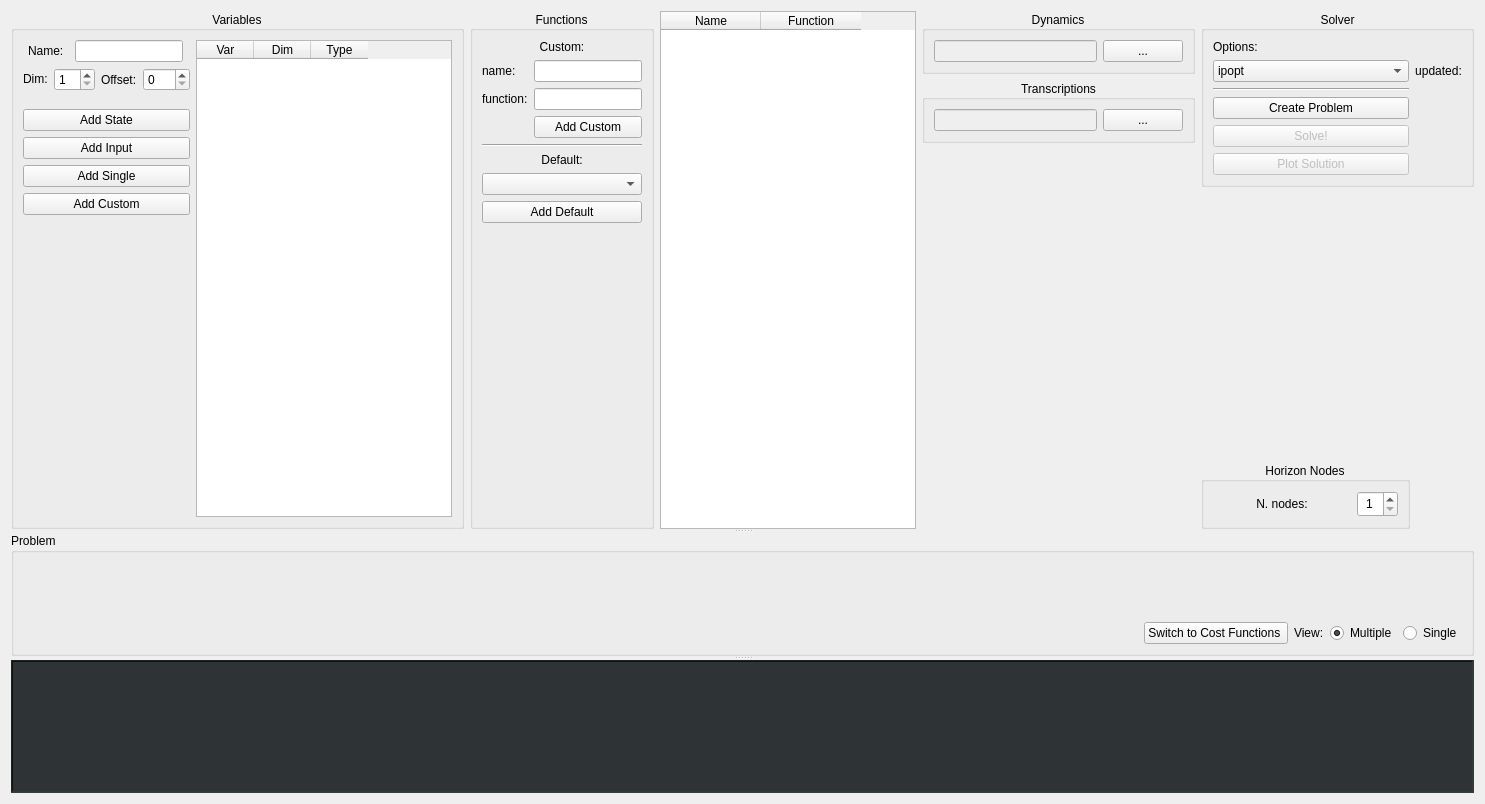
Qt form horizon_gui/ui/widget1.ui (FrancescoRuscelli/horizon) before a commit.
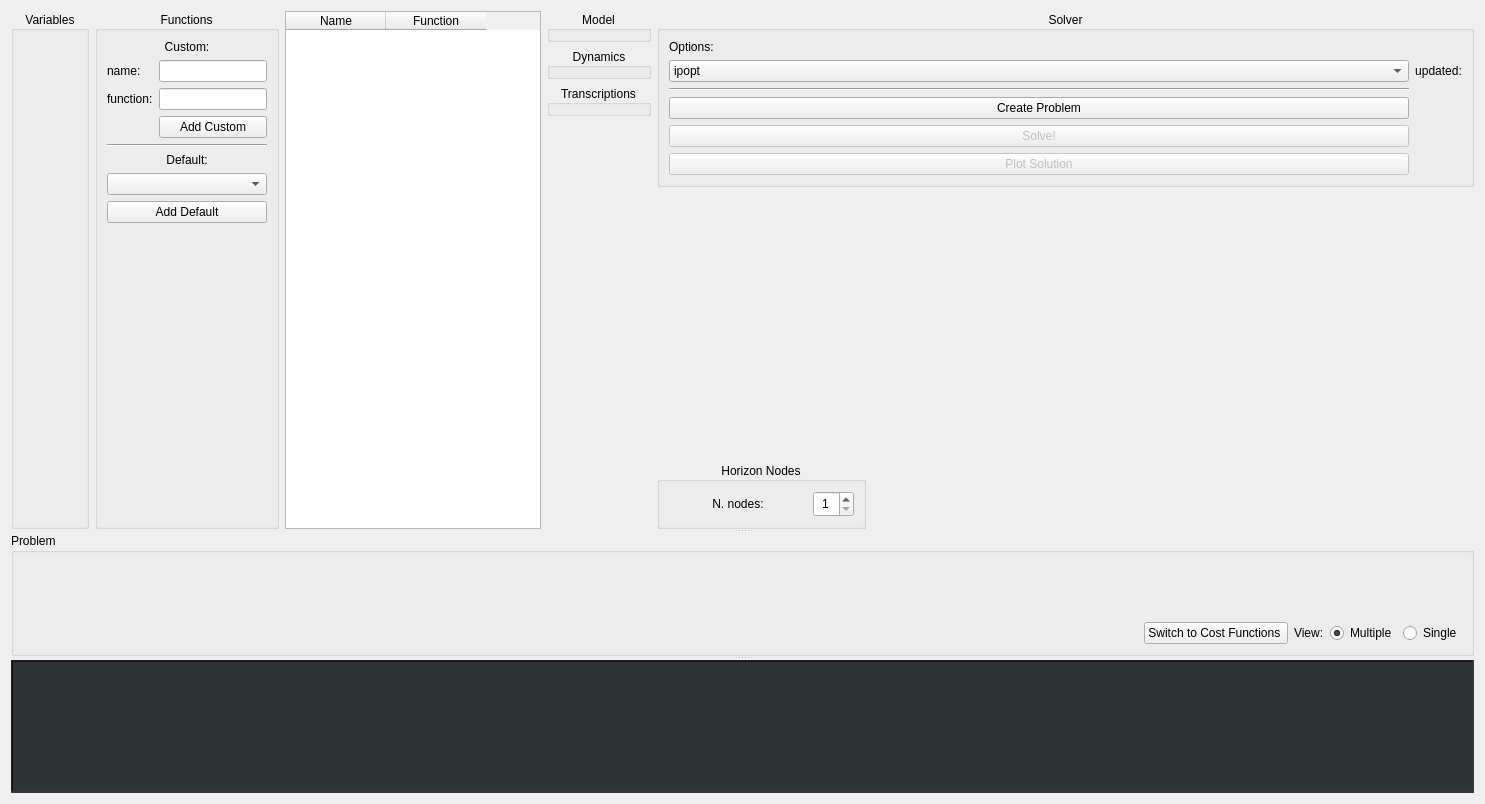
The same form after that commit. Icons and pictures are not drawn. Custom widgets are drawn as their Qt base class.

What changed in the file:
```diff
--- a/horizon_gui/ui/widget1.ui
+++ b/horizon_gui/ui/widget1.ui
@@ -46,6 +46,16 @@
        </item>
        <item row="0" column="3">
         <layout class="QVBoxLayout" name="verticalLayout_4">
+         <item>
+          <widget class="QGroupBox" name="ModelBox">
+           <property name="title">
+            <string>Model</string>
+           </property>
+           <property name="alignment">
+            <set>Qt::AlignCenter</set>
+           </property>
+          </widget>
+         </item>
          <item>
           <widget class="QGroupBox" name="DynamicsBox">
            <property name="title">
@@ -54,22 +64,6 @@
            <property name="alignment">
             <set>Qt::AlignCenter</set>
            </property>
-           <layout class="QHBoxLayout" name="horizontalLayout_2">
-            <item>
-             <widget class="DisplayLine" name="dynDisplay">
-              <property name="enabled">
-               <bool>false</bool>
-              </property>
-             </widget>
-            </item>
-            <item>
-             <widget class="QPushButton" name="dynButton">
-              <property name="text">
-               <string>...</string>
-              </property>
-             </widget>
-            </item>
-           </layout>
           </widget>
          </item>
          <item>
@@ -86,34 +80,6 @@
            <property name="alignment">
             <set>Qt::AlignCenter</set>
            </property>
-           <layout class="QHBoxLayout" name="horizontalLayout">
-            <item>
-             <widget class="DisplayLine" name="transcriptionDisplay">
-              <property name="enabled">
-               <bool>false</bool>
-              </property>
-              <property name="readOnly">
-               <bool>true</bool>
-              </property>
-              <property name="clearButtonEnabled">
-               <bool>false</bool>
-              </property>
-             </widget>
-            </item>
-            <item>
-             <widget class="QPushButton" name="transButton">
-              <property name="sizePolicy">
-               <sizepolicy hsizetype="Fixed" vsizetype="Fixed">
-                <horstretch>0</horstretch>
-                <verstretch>0</verstretch>
-               </sizepolicy>
-              </property>
-              <property name="text">
-               <string>...</string>
-              </property>
-             </widget>
-            </item>
-           </layout>
           </widget>
          </item>
          <item>
@@ -305,254 +271,6 @@
          <property name="checkable">
           <bool>false</bool>
          </property>
-         <layout class="QGridLayout" name="gridLayout">
-          <item row="4" column="2">
-           <widget class="QPushButton" name="stateVarAddButton">
-            <property name="sizePolicy">
-             <sizepolicy hsizetype="Minimum" vsizetype="Fixed">
-              <horstretch>0</horstretch>
-              <verstretch>0</verstretch>
-             </sizepolicy>
-            </property>
-            <property name="text">
-             <string>Add State</string>
-            </property>
-           </widget>
-          </item>
-          <item row="1" column="2">
-           <layout class="QHBoxLayout" name="varOptionLayout">
-            <item>
-             <widget class="QLabel" name="varDim">
-              <property name="sizePolicy">
-               <sizepolicy hsizetype="Fixed" vsizetype="Fixed">
-                <horstretch>0</horstretch>
-                <verstretch>0</verstretch>
-               </sizepolicy>
-              </property>
-              <property name="text">
-               <string>Dim:</string>
-              </property>
-             </widget>
-            </item>
-            <item>
-             <widget class="QSpinBox" name="varDimInput">
-              <property name="sizePolicy">
-               <sizepolicy hsizetype="Fixed" vsizetype="Fixed">
-                <horstretch>0</horstretch>
-                <verstretch>0</verstretch>
-               </sizepolicy>
-              </property>
-              <property name="minimum">
-               <number>1</number>
-              </property>
-             </widget>
-            </item>
-            <item>
-             <widget class="QLabel" name="varOffset">
-              <property name="sizePolicy">
-               <sizepolicy hsizetype="Fixed" vsizetype="Preferred">
-                <horstretch>0</horstretch>
-                <verstretch>0</verstretch>
-               </sizepolicy>
-              </property>
-              <property name="text">
-               <string>Offset:</string>
-              </property>
-             </widget>
-            </item>
-            <item>
-             <widget class="NodesSpinBox" name="varOffsetInput">
-              <property name="sizePolicy">
-               <sizepolicy hsizetype="Fixed" vsizetype="Fixed">
-                <horstretch>0</horstretch>
-                <verstretch>0</verstretch>
-               </sizepolicy>
-              </property>
-              <property name="palette">
-               <palette>
-                <active>
-                 <colorrole role="Highlight">
-                  <brush brushstyle="SolidPattern">
-                   <color alpha="0">
-                    <red>87</red>
-                    <green>49</green>
-                    <blue>198</blue>
-                   </color>
-                  </brush>
-                 </colorrole>
-                 <colorrole role="HighlightedText">
-                  <brush brushstyle="SolidPattern">
-                   <color alpha="255">
-                    <red>0</red>
-                    <green>0</green>
-                    <blue>0</blue>
-                   </color>
-                  </brush>
-                 </colorrole>
-                </active>
-                <inactive>
-                 <colorrole role="Highlight">
-                  <brush brushstyle="SolidPattern">
-                   <color alpha="0">
-                    <red>87</red>
-                    <green>49</green>
-                    <blue>198</blue>
-                   </color>
-                  </brush>
-                 </colorrole>
-                 <colorrole role="HighlightedText">
-                  <brush brushstyle="SolidPattern">
-                   <color alpha="255">
-                    <red>0</red>
-                    <green>0</green>
-                    <blue>0</blue>
-                   </color>
-                  </brush>
-                 </colorrole>
-                </inactive>
-                <disabled>
-                 <colorrole role="Highlight">
-                  <brush brushstyle="SolidPattern">
-                   <color alpha="255">
-                    <red>145</red>
-                    <green>141</green>
-                    <blue>126</blue>
-                   </color>
-                  </brush>
-                 </colorrole>
-                 <colorrole role="HighlightedText">
-                  <brush brushstyle="SolidPattern">
-                   <color alpha="255">
-                    <red>0</red>
-                    <green>0</green>
-                    <blue>0</blue>
-                   </color>
-                  </brush>
-                 </colorrole>
-                </disabled>
-               </palette>
-              </property>
-              <property name="maximum">
-               <number>102</number>
-              </property>
-              <property name="value">
-               <number>0</number>
-              </property>
-             </widget>
-            </item>
-           </layout>
-          </item>
-          <item row="6" column="2">
-           <widget class="QPushButton" name="singleVarAddButton">
-            <property name="text">
-             <string>Add Single</string>
-            </property>
-           </widget>
-          </item>
-          <item row="0" column="6" rowspan="12">
-           <widget class="BoxStateVar" name="varTable">
-            <property name="sizePolicy">
-             <sizepolicy hsizetype="Fixed" vsizetype="Expanding">
-              <horstretch>0</horstretch>
-              <verstretch>0</verstretch>
-             </sizepolicy>
-            </property>
-            <attribute name="horizontalHeaderMinimumSectionSize">
-             <number>20</number>
-            </attribute>
-            <attribute name="horizontalHeaderDefaultSectionSize">
-             <number>57</number>
-            </attribute>
-            <attribute name="horizontalHeaderShowSortIndicator" stdset="0">
-             <bool>false</bool>
-            </attribute>
-            <attribute name="verticalHeaderDefaultSectionSize">
-             <number>21</number>
-            </attribute>
-            <column>
-             <property name="text">
-              <string>Var</string>
-             </property>
-            </column>
-            <column>
-             <property name="text">
-              <string>Dim</string>
-             </property>
-            </column>
-            <column>
-             <property name="text">
-              <string>Type</string>
-             </property>
-            </column>
-           </widget>
-          </item>
-          <item row="5" column="2">
-           <widget class="QPushButton" name="inputVarAddButton">
-            <property name="sizePolicy">
-             <sizepolicy hsizetype="Minimum" vsizetype="Fixed">
-              <horstretch>0</horstretch>
-              <verstretch>0</verstretch>
-             </sizepolicy>
-            </property>
-            <property name="text">
-             <string>Add Input</string>
-            </property>
-           </widget>
-          </item>
-          <item row="9" column="2">
-           <spacer name="verticalSpacer">
-            <property name="orientation">
-             <enum>Qt::Vertical</enum>
-            </property>
-            <property name="sizeHint" stdset="0">
-             <size>
-              <width>20</width>
-              <height>40</height>
-             </size>
-            </property>
-           </spacer>
-          </item>
-          <item row="7" column="2">
-           <widget class="QPushButton" name="customVarAddButton">
-            <property name="sizePolicy">
-             <sizepolicy hsizetype="Minimum" vsizetype="Fixed">
-              <horstretch>0</horstretch>
-              <verstretch>0</verstretch>
-             </sizepolicy>
-            </property>
-            <property name="text">
-             <string>Add Custom</string>
-            </property>
-           </widget>
-          </item>
-          <item row="0" column="2">
-           <layout class="QHBoxLayout" name="varNameLayout">
-            <item>
-             <widget class="QLabel" name="SVName">
-              <property name="sizePolicy">
-               <sizepolicy hsizetype="Fixed" vsizetype="Fixed">
-                <horstretch>0</horstretch>
-                <verstretch>0</verstretch>
-               </sizepolicy>
-              </property>
-              <property name="text">
-               <string>Name:</string>
-              </property>
-             </widget>
-            </item>
-            <item>
-             <widget class="QLineEdit" name="varNameInput">
-              <property name="sizePolicy">
-               <sizepolicy hsizetype="Fixed" vsizetype="Fixed">
-                <horstretch>0</horstretch>
-                <verstretch>0</verstretch>
-               </sizepolicy>
-              </property>
-             </widget>
-            </item>
-           </layout>
-          </item>
-         </layout>
         </widget>
        </item>
        <item row="0" column="5">
@@ -908,21 +626,11 @@
   </action>
  </widget>
  <customwidgets>
-  <customwidget>
-   <class>NodesSpinBox</class>
-   <extends>QSpinBox</extends>
-   <header>horizon_gui/custom_widgets/nodes_spinbox.h</header>
-  </customwidget>
   <customwidget>
    <class>LineEdit</class>
    <extends>QLineEdit</extends>
    <header>horizon_gui/custom_widgets/line_edit.h</header>
   </customwidget>
-  <customwidget>
-   <class>BoxStateVar</class>
-   <extends>QTableWidget</extends>
-   <header>horizon_gui/custom_widgets/box_state_var.h</header>
-  </customwidget>
   <customwidget>
    <class>ConsoleLogger</class>
    <extends>QTextEdit</extends>
@@ -939,11 +647,6 @@
    <header>horizon_gui/custom_widgets/led_indicator.h</header>
    <container>1</container>
   </customwidget>
-  <customwidget>
-   <class>DisplayLine</class>
-   <extends>QLineEdit</extends>
-   <header>horizon_gui/custom_widgets/display_line.h</header>
-  </customwidget>
  </customwidgets>
  <resources/>
  <connections/>
```
